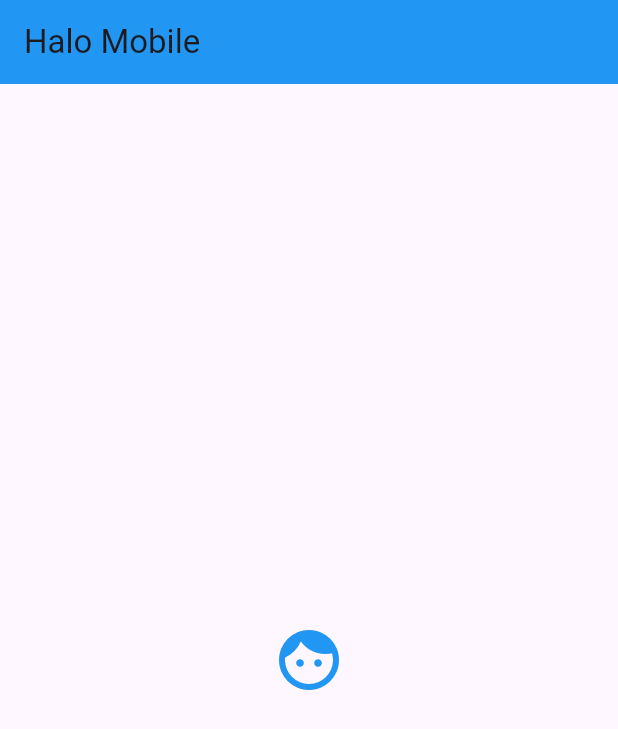
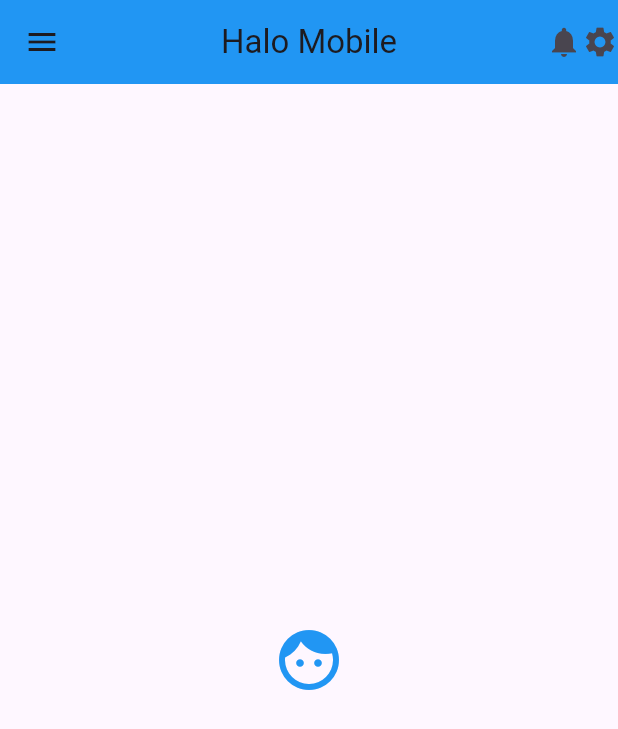
Before and after one commit to LeaOhyeah/belajar_flutter, a Flutter app: the screen it shows after launch, on a phone screen of 412 x 824 dp. Shown: the top 729 px of the screen. Run offline on Flutter 3.47's test engine with Material 3 defaults, Android fonts, the phone set to English and light mode, and no system bars.

Commit message:
feat(home) menambahkan contoh widget app bar
melakukan styling widget app bar seperti leading, title dan actions, serta styling backround colors

```diff
--- a/lib/home.dart
+++ b/lib/home.dart
@@ -7,7 +7,15 @@ class Home extends StatelessWidget {
   Widget build(BuildContext context) {
     return Scaffold(
       appBar: AppBar(
+        leading: Icon(Icons.menu),
+        titleSpacing: 0,
+        centerTitle: true,
         title: Text("Halo Mobile"),
+        actions: [
+          Icon(Icons.notifications),
+          Icon(Icons.settings),
+
+        ],
         backgroundColor: Colors.blue,
       ),
       body: const Center(
```
